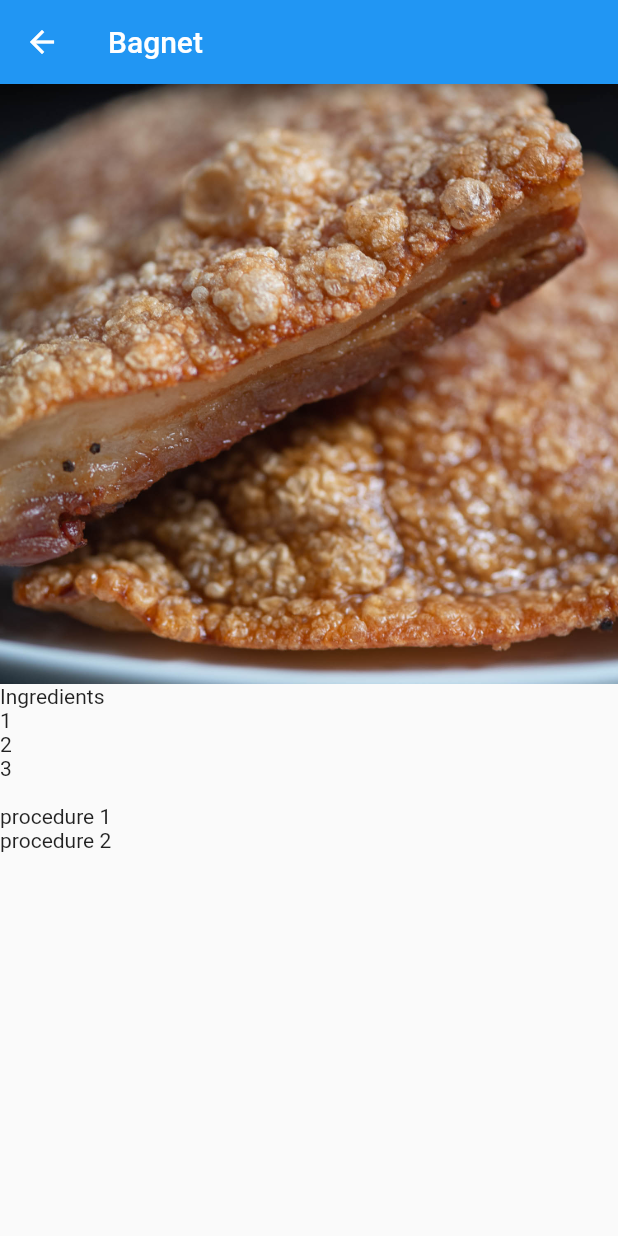
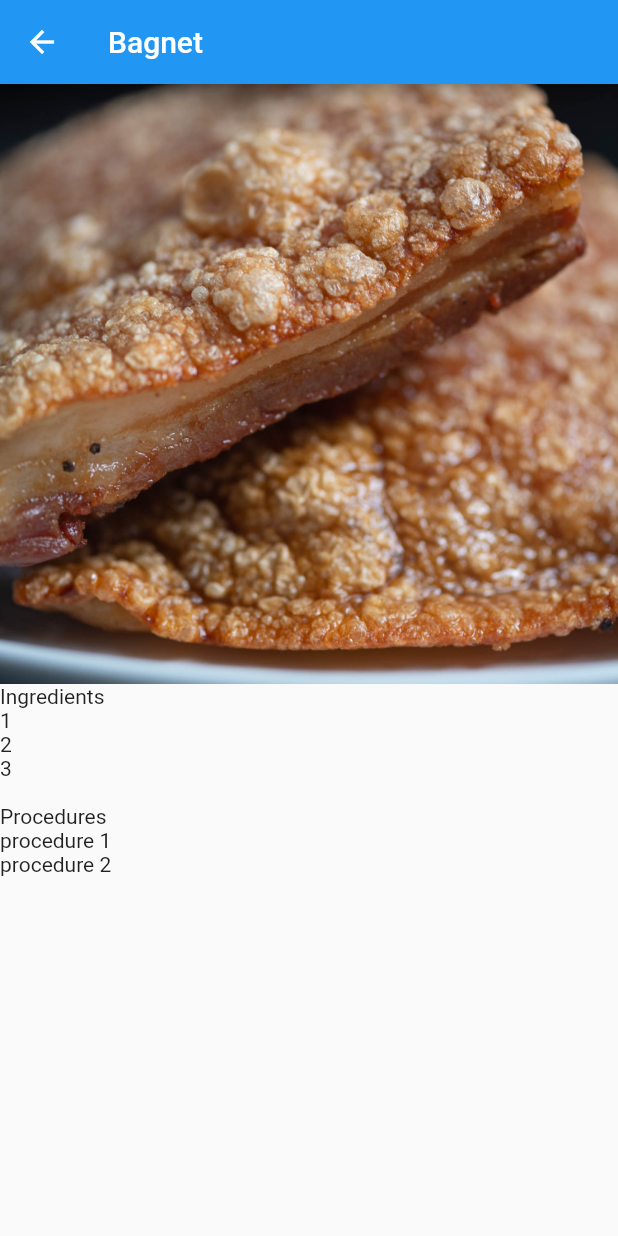
Before and after one commit to mlph-jquiamco/flutter_basics_exercise, a Flutter app: the screen it shows after launch, after a tap on "Bagnet", on a phone screen of 412 x 824 dp. Run offline on Flutter 3.47's test engine with Material 2 defaults, Android fonts, the phone set to English and light mode, and no system bars.

Commit message:
Details list

```diff
--- a/lib/details_page.dart
+++ b/lib/details_page.dart
@@ -22,7 +22,7 @@ class Details extends StatelessWidget {
               fit: BoxFit.cover,
             ),
             _setIngredientsSection(args.ingredients),
-          for (final procedure in args.procedures) Text(procedure)
+            _setProceduresSection(args.procedures)
           ],
         )
     );
@@ -42,6 +42,20 @@ class Details extends StatelessWidget {
     );
   }
 
+  Widget _setProceduresSection(List<String> procedures) {
+    return Container(
+        margin: const EdgeInsets.only(bottom: 16),
+        child: ListView(
+            children: [
+              const Text('Procedures'),
+              ..._convertToList(procedures)
+            ],
+            shrinkWrap: true,
+            physics: const ClampingScrollPhysics()
+        )
+    );
+  }
+
   List<Widget> _convertToList(List<String> values) {
     return [for (final value in values) Text(value)];
   }
--- a/lib/home_page.dart
+++ b/lib/home_page.dart
@@ -9,25 +9,6 @@ class Home extends StatelessWidget {
   @override
   Widget build(BuildContext context) {
     final List<Dish> _dishes = DishService().generateMockDishes();
-
-    List<Card> _generateDishList(List<Dish> dishes) {
-      return [for (final dish in dishes) Card(
-        child: ListTile(
-            onTap: (){
-              Navigator.pushNamed(
-                  context,
-                  Details.routeName,
-                  arguments: dish
-              );
-            },
-            title: Text(dish.name),
-            leading: CircleAvatar(
-              backgroundImage: AssetImage('assets/${dish.image}'),
-            ),
-            trailing: const Icon(Icons.keyboard_arrow_right)
-        ),
-      )];
-    }
 
     return Scaffold(
       appBar: AppBar(
@@ -42,9 +23,28 @@ class Home extends StatelessWidget {
             height: 300,
             fit: BoxFit.cover,
           ),
-          ..._generateDishList(_dishes)
+          ..._generateDishList(context, _dishes)
         ],
       ),
     );
   }
+
+  List<Card> _generateDishList(BuildContext context, List<Dish> dishes) {
+    return [for (final dish in dishes) Card(
+      child: ListTile(
+          onTap: (){
+            Navigator.pushNamed(
+                context,
+                Details.routeName,
+                arguments: dish
+            );
+          },
+          title: Text(dish.name),
+          leading: CircleAvatar(
+            backgroundImage: AssetImage('assets/${dish.image}'),
+          ),
+          trailing: const Icon(Icons.keyboard_arrow_right)
+      ),
+    )];
+  }
 }
```
Also changed, not shown: lib/main.dart (+5 -5 lines). Lines whose indentation alone changed are shown as unchanged.
